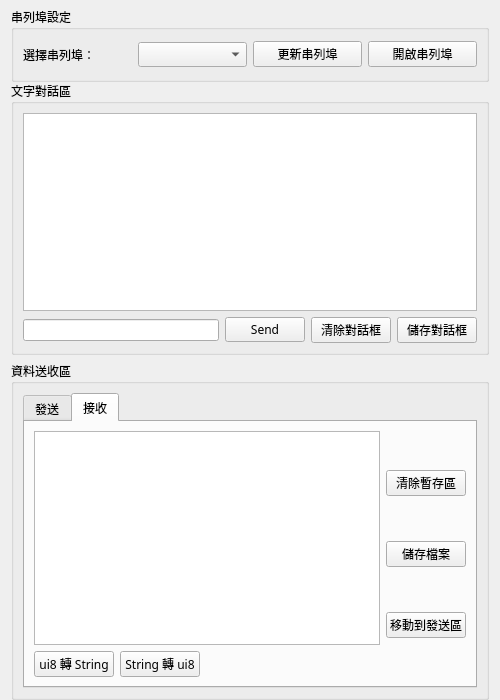
Old version of the form ui/hmi.ui in the repository mickey9910326/ASA_HMI_Data_Agent.
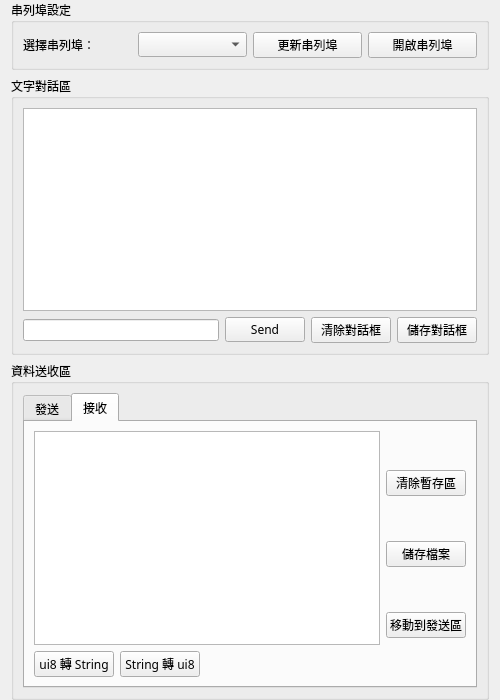
New version of the form. The open tabs and pages were chosen to show the change.

Diff of the .ui file:
```diff
--- a/ui/hmi.ui
+++ b/ui/hmi.ui
@@ -30,8 +30,11 @@
    </property>
    <item>
     <widget class="QGroupBox" name="groupBox_Serial">
+     <property name="enabled">
+      <bool>true</bool>
+     </property>
      <property name="sizePolicy">
-      <sizepolicy hsizetype="Preferred" vsizetype="Preferred">
+      <sizepolicy hsizetype="Preferred" vsizetype="Minimum">
        <horstretch>0</horstretch>
        <verstretch>0</verstretch>
       </sizepolicy>
@@ -39,13 +42,13 @@
      <property name="minimumSize">
       <size>
        <width>0</width>
-       <height>75</height>
+       <height>0</height>
       </size>
      </property>
      <property name="maximumSize">
       <size>
        <width>16777215</width>
-       <height>60</height>
+       <height>16777215</height>
       </size>
      </property>
      <property name="title">
@@ -96,6 +99,12 @@
    </item>
    <item>
     <widget class="QGroupBox" name="groupBox_Terminal">
+     <property name="sizePolicy">
+      <sizepolicy hsizetype="Preferred" vsizetype="Expanding">
+       <horstretch>0</horstretch>
+       <verstretch>0</verstretch>
+      </sizepolicy>
+     </property>
      <property name="minimumSize">
       <size>
        <width>0</width>
@@ -120,6 +129,9 @@
      <layout class="QVBoxLayout" name="verticalLayout_2">
       <item>
        <widget class="QTextBrowser" name="text_terminal">
+        <property name="enabled">
+         <bool>true</bool>
+        </property>
         <property name="sizePolicy">
          <sizepolicy hsizetype="Preferred" vsizetype="Preferred">
           <horstretch>0</horstretch>
```
Left out of the diff: 8 changed lines with no effect on the pictures.
